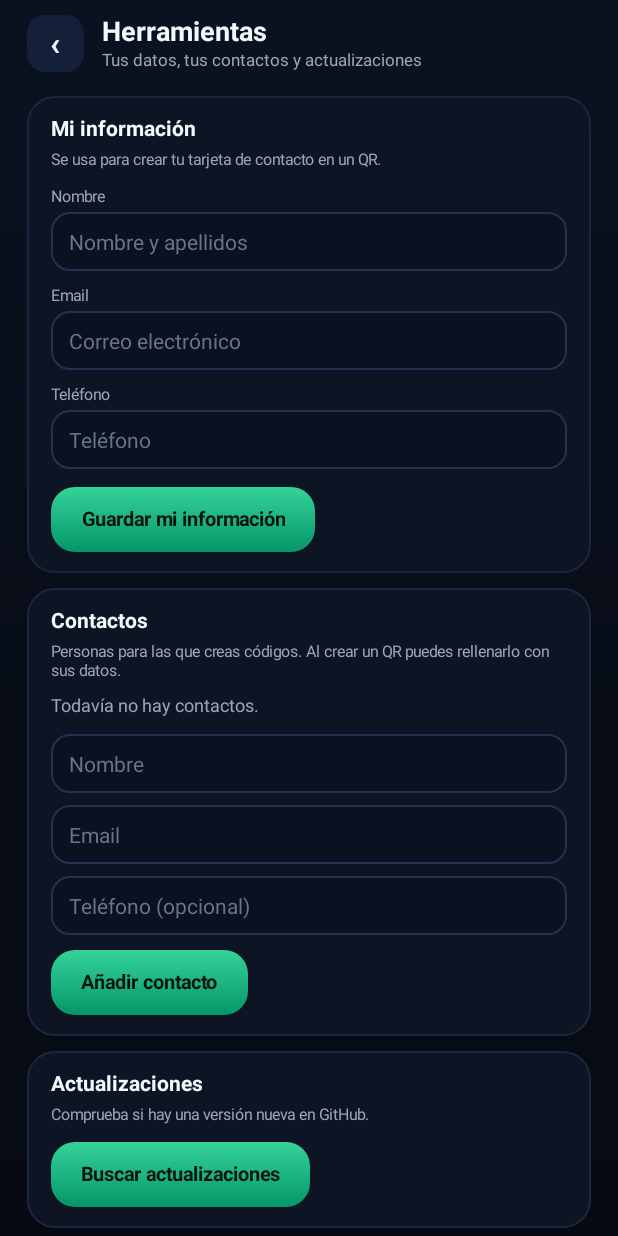
After one commit to profilebiome/qr-screen, an Android app: the ToolsActivity screen opened directly, with no data from a screen before it, on a phone screen of 412 x 824 dp. The commit adds this screen. Run offline under Robolectric (Android 15) with nearby library versions, the phone set to English and light mode, and no system bars.

Commit message:
feat: menú de herramientas con perilla, mi información y contactos
La cabecera estrena botón de herramientas: datos personales (nombre,
email, teléfono), contactos para los que se crean QR y buscador de
actualizaciones. Al crear un código, unos chips rellenan el formulario
con tu tarjeta o un contacto en formato vCard. Se quita del pie el
enlace de actualizaciones, que pasa a Herramientas. Versión 1.5.0.

```diff
--- a/app/build.gradle
+++ b/app/build.gradle
@@ -21,8 +21,8 @@ android {
         applicationId 'com.drako.qrscreen'
         minSdk 24
         targetSdk 34
-        versionCode 6
-        versionName '1.4.0'
+        versionCode 7
+        versionName '1.5.0'
     }
 
     signingConfigs {
--- /dev/null
+++ b/app/src/main/java/com/drako/qrscreen/ToolsActivity.java
@@ -0,0 +1,244 @@
+package com.drako.qrscreen;
+
+import android.app.Activity;
+import android.graphics.drawable.GradientDrawable;
+import android.os.Bundle;
+import android.view.Gravity;
+import android.view.View;
+import android.widget.EditText;
+import android.widget.FrameLayout;
+import android.widget.LinearLayout;
+import android.widget.ScrollView;
+import android.widget.TextView;
+
+import java.util.List;
+
+/** Herramientas: mi información, contactos para los que se crean QR y actualizaciones. */
+public class ToolsActivity extends Activity {
+
+    private LinearLayout contactsBox;
+    private EditText ownerName;
+    private EditText ownerEmail;
+    private EditText ownerPhone;
+
+    @Override
+    protected void onCreate(Bundle savedInstanceState) {
+        super.onCreate(savedInstanceState);
+        getWindow().setStatusBarColor(Ui.BG);
+        getWindow().setNavigationBarColor(Ui.BG);
+        setContentView(build());
+        loadOwner();
+        renderContacts();
+    }
+
+    private View build() {
+        FrameLayout root = new FrameLayout(this);
+        root.setBackground(new GradientDrawable(GradientDrawable.Orientation.TOP_BOTTOM,
+                new int[]{0xFF0A1220, 0xFF070A12}));
+
+        ScrollView scroll = new ScrollView(this);
+        scroll.setFillViewport(true);
+        scroll.setVerticalScrollBarEnabled(false);
+        scroll.setClipToPadding(false);
+        LinearLayout col = Ui.column(this);
+        col.setPadding(Ui.px(this, 18), Ui.px(this, 10), Ui.px(this, 18), Ui.px(this, 32));
+        scroll.addView(col, new ScrollView.LayoutParams(
+                ScrollView.LayoutParams.MATCH_PARENT, ScrollView.LayoutParams.WRAP_CONTENT));
+        root.addView(scroll, new FrameLayout.LayoutParams(
+                FrameLayout.LayoutParams.MATCH_PARENT, FrameLayout.LayoutParams.MATCH_PARENT));
+
+        // cabecera
+        LinearLayout header = Ui.row(this);
+        TextView back = Ui.bold(this, "‹", 22f, Ui.TEXT);
+        back.setGravity(Gravity.CENTER);
+        back.setBackground(Ui.ripple(Ui.round(0xFF14203A, Ui.dp(this, 12)), 0x33FFFFFF));
+        back.setOnClickListener(v -> finish());
+        header.addView(back, new LinearLayout.LayoutParams(Ui.px(this, 38), Ui.px(this, 38)));
+        LinearLayout titles = Ui.column(this);
+        titles.addView(Ui.bold(this, "Herramientas", 18f, Ui.TEXT));
+        LinearLayout.LayoutParams subLp = Ui.matchWrap();
+        subLp.topMargin = Ui.px(this, 1);
+        titles.addView(Ui.text(this, "Tus datos, tus contactos y actualizaciones", 11.5f, Ui.TEXT_DIM), subLp);
+        LinearLayout.LayoutParams titlesLp = new LinearLayout.LayoutParams(0,
+                LinearLayout.LayoutParams.WRAP_CONTENT, 1f);
+        titlesLp.setMarginStart(Ui.px(this, 12));
+        header.addView(titles, titlesLp);
+        col.addView(header, Ui.matchWrap());
+
+        // mi información
+        LinearLayout ownerCard = card();
+        ownerCard.addView(Ui.bold(this, "Mi información", 14f, Ui.TEXT));
+        ownerCard.addView(Ui.text(this, "Se usa para crear tu tarjeta de contacto en un QR.",
+                10.5f, Ui.TEXT_DIM), smallTop(6));
+        ownerName = field("Nombre y apellidos");
+        ownerEmail = field("Correo electrónico");
+        ownerPhone = field("Teléfono");
+        addField(ownerCard, "Nombre", ownerName, 12);
+        addField(ownerCard, "Email", ownerEmail, 10);
+        addField(ownerCard, "Teléfono", ownerPhone, 10);
+        TextView save = Ui.button(this, "Guardar mi información", 13f);
+        save.setOnClickListener(v -> {
+            ProfileStore.setOwner(this, text(ownerName), text(ownerEmail), text(ownerPhone));
+            Actions.toast(this, "Información guardada");
+        });
+        LinearLayout.LayoutParams saveLp = new LinearLayout.LayoutParams(
+                LinearLayout.LayoutParams.WRAP_CONTENT, LinearLayout.LayoutParams.WRAP_CONTENT);
+        saveLp.topMargin = Ui.px(this, 12);
+        ownerCard.addView(save, saveLp);
+        add(col, ownerCard, 16);
+
+        // contactos
+        LinearLayout contactsCard = card();
+        contactsCard.addView(Ui.bold(this, "Contactos", 14f, Ui.TEXT));
+        contactsCard.addView(Ui.text(this, "Personas para las que creas códigos. Al crear un QR puedes rellenarlo con sus datos.",
+                10.5f, Ui.TEXT_DIM), smallTop(6));
+
+        contactsBox = Ui.column(this);
+        LinearLayout.LayoutParams boxLp = Ui.matchWrap();
+        boxLp.topMargin = Ui.px(this, 10);
+        contactsCard.addView(contactsBox, boxLp);
+
+        LinearLayout addRow = Ui.column(this);
+        LinearLayout.LayoutParams addRowLp = Ui.matchWrap();
+        addRowLp.topMargin = Ui.px(this, 12);
+        EditText newName = field("Nombre");
+        EditText newEmail = field("Email");
+        EditText newPhone = field("Teléfono (opcional)");
+        addField(addRow, null, newName, 0);
+        addField(addRow, null, newEmail, 8);
+        addField(addRow, null, newPhone, 8);
+        TextView addButton = Ui.button(this, "Añadir contacto", 13f);
+        LinearLayout.LayoutParams addLp = new LinearLayout.LayoutParams(
+                LinearLayout.LayoutParams.WRAP_CONTENT, LinearLayout.LayoutParams.WRAP_CONTENT);
+        addLp.topMargin = Ui.px(this, 10);
+        addButton.setOnClickListener(v -> {
+            if (!ProfileStore.addContact(this, text(newName), text(newEmail), text(newPhone))) {
+                Actions.toast(this, "Escribe al menos nombre, email o teléfono");
+                return;
+            }
+            newName.setText("");
+            newEmail.setText("");
+            newPhone.setText("");
+            renderContacts();
+            Actions.toast(this, "Contacto añadido");
+        });
+        addRow.addView(addButton, addLp);
+        contactsCard.addView(addRow, addRowLp);
+        add(col, contactsCard, 10);
+
+        // actualizaciones
+        LinearLayout updateCard = card();
+        updateCard.addView(Ui.bold(this, "Actualizaciones", 14f, Ui.TEXT));
+        updateCard.addView(Ui.text(this, "Comprueba si hay una versión nueva en GitHub.",
+                10.5f, Ui.TEXT_DIM), smallTop(6));
+        TextView check = Ui.button(this, "Buscar actualizaciones", 13f);
+        check.setOnClickListener(v -> Updater.check(this, true));
+        LinearLayout.LayoutParams checkLp = new LinearLayout.LayoutParams(
+                LinearLayout.LayoutParams.WRAP_CONTENT, LinearLayout.LayoutParams.WRAP_CONTENT);
+        checkLp.topMargin = Ui.px(this, 12);
+        updateCard.addView(check, checkLp);
+        add(col, updateCard, 10);
+
+        return root;
+    }
+
+    private void loadOwner() {
+        ProfileStore.Person me = ProfileStore.owner(this);
+        ownerName.setText(me.name);
+        ownerEmail.setText(me.email);
+        ownerPhone.setText(me.phone);
+    }
+
+    private void renderContacts() {
+        if (contactsBox == null) {
+            return;
+        }
+        contactsBox.removeAllViews();
+        List<ProfileStore.Person> contacts = ProfileStore.contacts(this);
+        if (contacts.isEmpty()) {
+            TextView empty = Ui.text(this, "Todavía no hay contactos.", 12f, Ui.TEXT_DIM);
+            contactsBox.addView(empty, Ui.matchWrap());
+            return;
+        }
+        for (int i = 0; i < contacts.size(); i++) {
+            final int index = i;
+            final ProfileStore.Person person = contacts.get(i);
+            LinearLayout row = Ui.row(this);
+            row.setPadding(Ui.px(this, 10), Ui.px(this, 9), Ui.px(this, 10), Ui.px(this, 9));
+            row.setBackground(Ui.round(0xFF0B1120, Ui.dp(this, 12),
+                    0xFF1D2A42, Math.max(1, Ui.px(this, 1))));
+
+            LinearLayout texts = Ui.column(this);
+            texts.addView(Ui.bold(this, person.label(), 12.5f, Ui.TEXT));
+            String details = ProfileStore.details(person);
+            if (!details.isEmpty()) {
+                TextView meta = Ui.text(this, details, 10.5f, Ui.TEXT_DIM);
+                LinearLayout.LayoutParams metaLp = Ui.matchWrap();
+                metaLp.topMargin = Ui.px(this, 1);
+                texts.addView(meta, metaLp);
+            }
+            row.addView(texts, new LinearLayout.LayoutParams(0,
+                    LinearLayout.LayoutParams.WRAP_CONTENT, 1f));
+
+            TextView remove = Ui.bold(this, "✕", 13f, Ui.DANGER);
+            remove.setGravity(Gravity.CENTER);
+            remove.setBackground(Ui.ripple(Ui.round(0x00000000, Ui.dp(this, 14)), 0x33FFFFFF));
+            remove.setOnClickListener(v -> {
+                ProfileStore.removeContact(this, index);
+                renderContacts();
+            });
+            row.addView(remove, new LinearLayout.LayoutParams(Ui.px(this, 30), Ui.px(this, 30)));
+
+            LinearLayout.LayoutParams rowLp = Ui.matchWrap();
+            rowLp.topMargin = Ui.px(this, 6);
+            contactsBox.addView(row, rowLp);
+        }
+    }
+
+    private LinearLayout card() {
+        LinearLayout card = Ui.column(this);
+        card.setPadding(Ui.px(this, 16), Ui.px(this, 14), Ui.px(this, 16), Ui.px(this, 14));
+        card.setBackground(Ui.round(0xFF0D1524, Ui.dp(this, 18), 0xFF1B2740, Math.max(1, Ui.px(this, 1))));
+        return card;
+    }
+
+    private EditText field(String hint) {
+        EditText input = new EditText(this);
+        input.setHint(hint);
+        input.setTextSize(14f);
+        input.setTextColor(Ui.TEXT);
+        input.setHintTextColor(0xFF66758B);
+        input.setBackground(Ui.round(0xFF0A1120, Ui.dp(this, 12), 0xFF223350, Math.max(1, Ui.px(this, 1))));
+        input.setPadding(Ui.px(this, 12), Ui.px(this, 10), Ui.px(this, 12), Ui.px(this, 10));
+        input.setSingleLine(true);
+        return input;
+    }
+
+    private void addField(LinearLayout parent, String label, EditText input, float topDp) {
+        if (label != null) {
+            TextView caption = Ui.text(this, label, 10.5f, Ui.TEXT_DIM);
+            LinearLayout.LayoutParams captionLp = Ui.matchWrap();
+            captionLp.topMargin = Ui.px(this, topDp > 0 ? topDp : 8);
+            parent.addView(caption, captionLp);
+        }
+        LinearLayout.LayoutParams lp = Ui.matchWrap();
+        lp.topMargin = Ui.px(this, label == null ? topDp : 4);
+        parent.addView(input, lp);
+    }
+
+    private LinearLayout.LayoutParams smallTop(float dp) {
+        LinearLayout.LayoutParams lp = Ui.matchWrap();
+        lp.topMargin = Ui.px(this, dp);
+        return lp;
+    }
+
+    private void add(LinearLayout col, View v, float topDp) {
+        LinearLayout.LayoutParams lp = Ui.matchWrap();
+        lp.topMargin = Ui.px(this, topDp);
+        col.addView(v, lp);
+    }
+
+    private String text(EditText input) {
+        return input.getText().toString().trim();
+    }
+}
--- a/app/src/main/res/values/strings.xml
+++ b/app/src/main/res/values/strings.xml
@@ -8,4 +8,5 @@
     <string name="notif_stop">Detener</string>
     <string name="create_qr_title">Crear QR</string>
     <string name="my_qr_title">Mis códigos</string>
+    <string name="tools_title">Herramientas</string>
 </resources>
```
Also changed, not shown: app/src/main/AndroidManifest.xml (+8 -0 lines), app/src/main/java/com/drako/qrscreen/CreateQrActivity.java (+62 -0 lines), app/src/main/java/com/drako/qrscreen/MainActivity.java (+10 -8 lines), app/src/main/java/com/drako/qrscreen/ProfileStore.java (added, +149 -0 lines), app/src/main/res/drawable/ic_tools.xml (added, +21 -0 lines), 5 other files.
